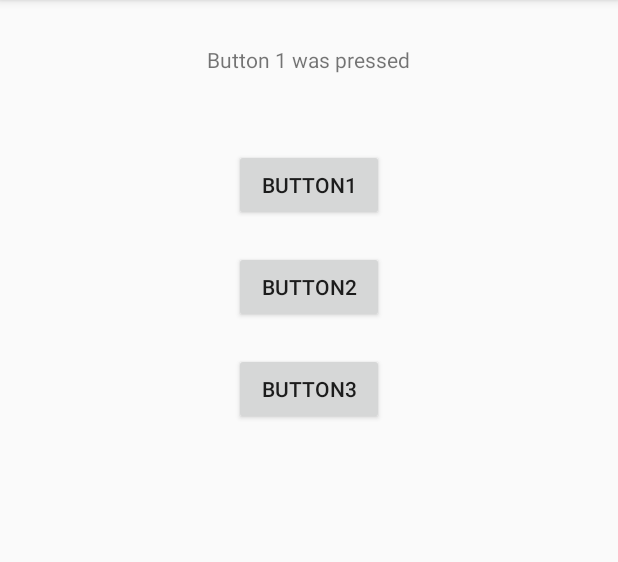
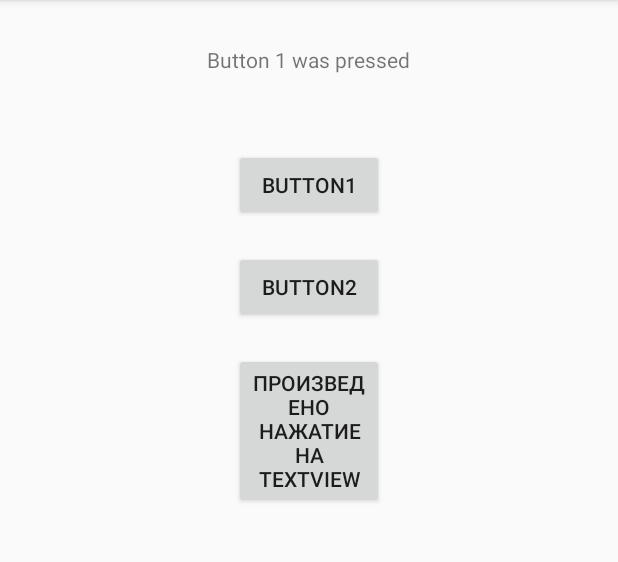
Before and after one commit to ivankuznetsov96dev/P0101_Listener, an Android app: the screen it shows after launch (MainActivity), after a tap on "BUTTON1", on a phone screen of 412 x 824 dp, the part 84-646 px from its top. Run offline under Robolectric (Android 15) with nearby library versions, the phone set to English and light mode, and no system bars; 1 other tap on this screen came first.

Commit message:
New commit

```diff
--- a/app/src/main/java/com/grayrav/p0101_listener/MainActivity.java
+++ b/app/src/main/java/com/grayrav/p0101_listener/MainActivity.java
@@ -47,5 +47,12 @@ public class MainActivity extends AppCompatActivity {
         button1.setOnClickListener(onClickListener);
         button2.setOnClickListener(onClickListener);
         button3.setOnClickListener(onClickListener);
+
+        textView.setOnClickListener(new View.OnClickListener() {
+            @Override
+            public void onClick(View v) {
+                button3.setText(R.string.buttonEx);
+            }
+        });
     }
 }
--- a/app/src/main/res/layout/activity_main.xml
+++ b/app/src/main/res/layout/activity_main.xml
@@ -10,14 +10,15 @@
         android:orientation="vertical"
         android:layout_width="match_parent"
         android:layout_margin="30dp">
+
         <TextView
+            android:id="@+id/textView"
             android:layout_width="wrap_content"
-            android:text="TextView"
             android:layout_height="wrap_content"
-            android:id="@+id/textView"
             android:layout_gravity="center_horizontal"
-            android:layout_marginBottom="50dp">
-        </TextView>
+            android:layout_marginBottom="50dp"
+            android:clickable="true"
+            android:text="TextView"></TextView>
         <Button
             android:layout_height="wrap_content"
             android:layout_gravity="center_horizontal"
--- a/app/src/main/res/values/strings.xml
+++ b/app/src/main/res/values/strings.xml
@@ -3,4 +3,5 @@
     <string name="tex1">Button 1 was pressed</string>
     <string name="tex2">Button 2 was pressed</string>
     <string name="tex3">Button 3 was pressed</string>
+    <string name="buttonEx">Произведено нажатие на TextView</string>
 </resources>
```
